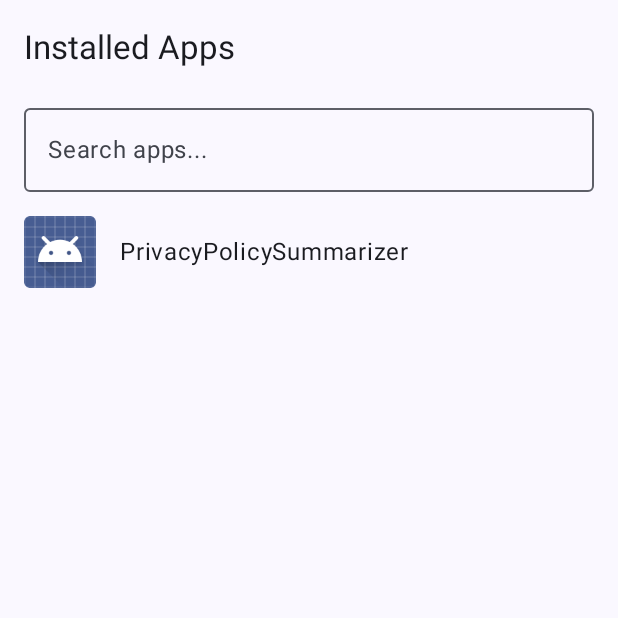
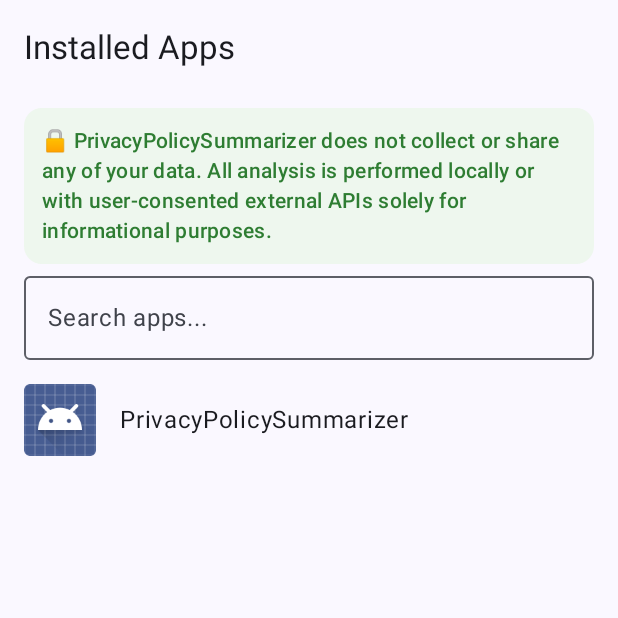
Before and after one commit to sparwan1/PrivacyPolicySummarizer, an Android app built with Jetpack Compose: the screen it shows after launch (MainActivity), on a phone screen of 412 x 824 dp, the top half of it. Run offline under Robolectric (Android 15) with nearby library versions, the phone set to English and light mode, and no system bars.

Commit message:
Changed LLM model and added PrivacyPolicySummarizer app's privacy policy

```diff
--- a/app/src/main/java/com/example/privacypolicysummarizer/MainActivity.kt
+++ b/app/src/main/java/com/example/privacypolicysummarizer/MainActivity.kt
@@ -36,7 +36,9 @@ import android.content.pm.ApplicationInfo
 import kotlinx.coroutines.launch
 import java.io.File
 import okhttp3.OkHttpClient
-import okhttp3.Request
+import androidx.compose.ui.graphics.Color
+import androidx.compose.foundation.shape.RoundedCornerShape
+import androidx.compose.ui.text.font.FontWeight
 import java.util.concurrent.TimeUnit
 import android.app.AppOpsManager
 import android.os.Build
@@ -258,6 +260,26 @@ fun HomeScreen(viewModel: InstalledAppsViewModel, onAppClick: (ApplicationInfo)
                 .padding(paddingValues)
                 .padding(horizontal = 16.dp)
         ) {
+            Card(
+                modifier = Modifier
+                    .fillMaxWidth()
+                    .padding(top = 8.dp),
+                colors = CardDefaults.cardColors(containerColor = Color(0xFFEEF7EE)),
+                shape = RoundedCornerShape(12.dp),
+            ) {
+                Row(
+                    modifier = Modifier.padding(12.dp),
+                    verticalAlignment = Alignment.CenterVertically
+                ) {
+                    Text(
+                        text = "🔒 PrivacyPolicySummarizer does not collect or share any of your data. All analysis is performed locally or with user-consented external APIs solely for informational purposes.",
+                        style = MaterialTheme.typography.bodyMedium,
+                        color = Color(0xFF2E7D32),
+                        fontWeight = FontWeight.Medium
+                    )
+                }
+            }
+
             OutlinedTextField(
                 value = query,
                 onValueChange = { query = it },
```
Also changed, not shown: 1 other file.
